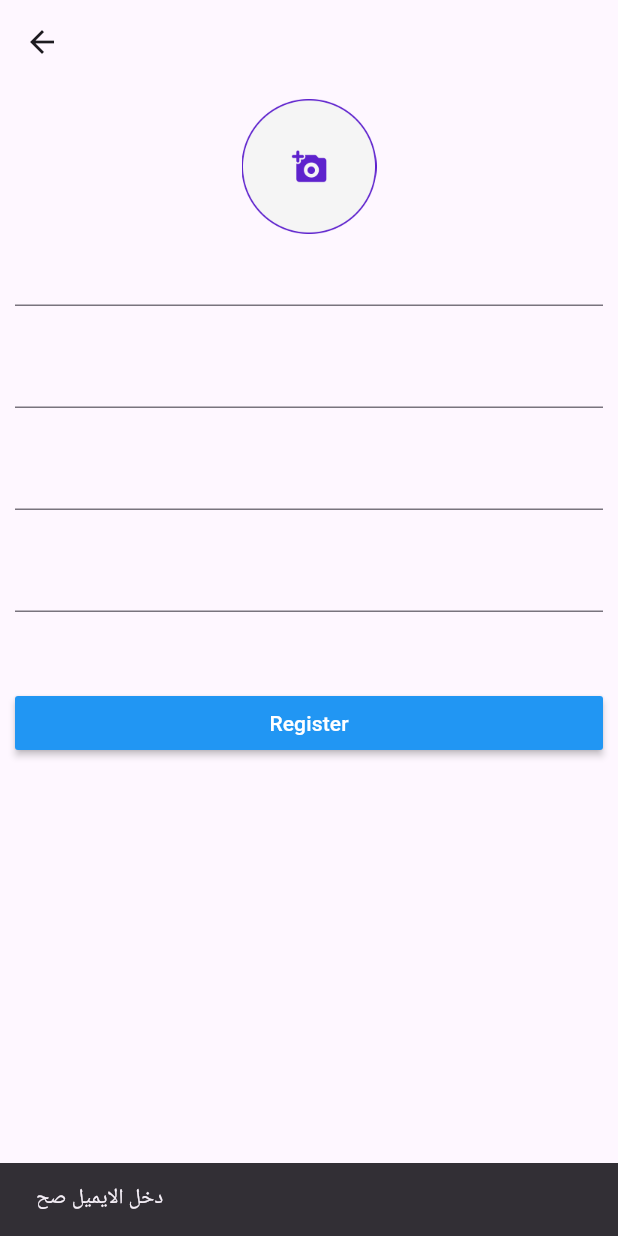
After one commit to ZiadElsaadany/mr-candy-cycle-8, a Flutter app: the RegisterScreen screen opened directly, after a tap on "Register", on a phone screen of 412 x 824 dp. The commit adds this screen. Run offline on Flutter 3.47's test engine with Material 3 defaults, Android fonts, the phone set to English and light mode, and no system bars; our stand-ins replace dartz, flutter_bloc, hive_flutter, image_picker; accounts and stored records are empty.

Commit message:
register done

```diff
--- a/lib/core/apis/endpoints.dart
+++ b/lib/core/apis/endpoints.dart
@@ -1,4 +1,5 @@
 class Endpoints{
   static const String baseUrl ="https://student.valuxapps.com/api/";
   static const String login ="login";
+  static const String register ="register";
 }
--- /dev/null
+++ b/lib/core/assets/png_images.dart
@@ -0,0 +1,3 @@
+class PngImages  {
+  static const String  photoFrame = "assets/images/image.png";
+}
--- /dev/null
+++ b/lib/features/register/data/models/register_model.dart
@@ -0,0 +1,23 @@
+class UserModelToRegister{
+
+  final String name;
+  final String email;
+  final String phone;
+  final String image;
+  final String password;
+
+  UserModelToRegister({required this.name, required this.email, required this.phone, required this.image, required this.password});
+
+
+  Map<String,dynamic> toJson(  ) {
+   return {
+    "name": name,
+    "phone": phone,
+    "email": email,
+    "password": password,
+     "image": image
+  };
+  }
+
+
+}
--- /dev/null
+++ b/lib/features/register/data/repo/register_repo.dart
@@ -0,0 +1,15 @@
+import 'package:dartz/dartz.dart';
+import 'package:mr_candy_cycle_8/features/register/data/models/register_model.dart';
+
+import '../../../../core/failure.dart';
+import '../../../login/data/models/user_model.dart';
+
+abstract class RegisterRepo {
+
+  Future<Either<Failure , UserModel>>     register(
+  {
+    required UserModelToRegister userModelToRegister
+}
+) ;
+
+}
--- /dev/null
+++ b/lib/features/register/presentation/controller/register_cubit.dart
@@ -0,0 +1,58 @@
+import 'dart:convert';
+import 'dart:developer';
+import 'dart:io';
+
+import 'package:flutter_bloc/flutter_bloc.dart';
+import 'package:hive_flutter/adapters.dart';
+import 'package:image_picker/image_picker.dart';
+import 'package:mr_candy_cycle_8/features/register/presentation/controller/register_states.dart';
+
+import '../../data/models/register_model.dart';
+import '../../data/repo/register_repo.dart';
+
+class RegisterCubit extends Cubit<RegisterStates> {
+  RegisterCubit(this.registerRepo) : super(RegisterInitialState());
+
+  final RegisterRepo registerRepo ;
+
+  Future<void> register(
+  {
+   required UserModelToRegister userModelToRegister
+}
+      )  async{
+
+    emit(RegisterLoadingState());
+    var result = await registerRepo.register(
+      userModelToRegister: userModelToRegister
+
+    );
+
+    result.fold((left )  {
+      emit(RegisterFailureState(errorMessage: left.message));
+    } , (right) async{
+      var box = Hive.box("setting");
+   await    box.put("token", right.token);
+
+      emit(RegisterSuccessState(userModel: right));
+    });
+
+
+
+
+  }
+
+  XFile? image;
+  String? base64;
+  final ImagePicker picker = ImagePicker();
+  Future<void> pickProfileImage( ) async{
+    image  = await picker.pickImage(source: ImageSource.camera);
+    if(image!=null ){
+      File imageFile =  File(image!.path);
+      List<int> imageBytes = imageFile.readAsBytesSync();
+      base64 = base64Encode(imageBytes);
+      log("base64 ${base64}");
+    }
+
+    emit(PickedImageState( ));
+  }
+}
--- /dev/null
+++ b/lib/features/register/presentation/controller/register_states.dart
@@ -0,0 +1,18 @@
+import 'package:mr_candy_cycle_8/features/login/data/models/user_model.dart';
+
+abstract class RegisterStates{ }
+class RegisterInitialState extends RegisterStates{ }
+class PickedImageState extends RegisterStates{ }
+class RegisterLoadingState extends RegisterStates{ }
+class RegisterSuccessState extends RegisterStates{
+  final UserModel userModel;
+
+  RegisterSuccessState({required this.userModel});
+
+}
+class RegisterFailureState extends RegisterStates{
+  final String errorMessage ;
+
+  RegisterFailureState({required this.errorMessage});
+
+}
--- /dev/null
+++ b/lib/features/register/presentation/view/register_screen.dart
@@ -0,0 +1,151 @@
+import 'dart:io';
+
+import 'package:flutter/material.dart';
+import 'package:flutter_bloc/flutter_bloc.dart';
+import 'package:image_picker/image_picker.dart';
+import 'package:mr_candy_cycle_8/core/assets/png_images.dart';
+import 'package:mr_candy_cycle_8/features/login/data/repo/login_repo_impelemntation.dart';
+import 'package:mr_candy_cycle_8/features/login/presentation/controller/login_cubit.dart';
+import 'package:mr_candy_cycle_8/features/login/presentation/controller/login_states.dart';
+import 'package:mr_candy_cycle_8/features/register/data/models/register_model.dart';
+
+import '../../data/repo/register_repo_implee.dart';
+import '../controller/register_cubit.dart';
+import '../controller/register_states.dart';
+
+class RegisterScreen extends StatelessWidget {
+  const RegisterScreen({super.key});
+
+  @override
+  Widget build(BuildContext context) {
+    return Scaffold(
+      appBar: AppBar(),
+      body: BlocProvider(
+        create: (context) => RegisterCubit(RegisterRepoImplementation()),
+        child: RegisterBody(),
+      ),
+    );
+  }
+}
+
+class RegisterBody extends StatefulWidget {
+  const RegisterBody({super.key});
+
+  @override
+  State<RegisterBody> createState() => _RegisterBodyState();
+}
+
+class _RegisterBodyState extends State<RegisterBody> {
+  final TextEditingController emailController = TextEditingController();
+  final TextEditingController passwordController = TextEditingController();
+  final TextEditingController nameController = TextEditingController();
+  final TextEditingController phoneController = TextEditingController();
+
+  @override
+  Widget build(BuildContext context) {
+    var registerCubit = BlocProvider.of<RegisterCubit>(context);
+    return ListView(
+      padding: const EdgeInsets.all(10),
+      children: [
+
+
+        BlocBuilder<RegisterCubit, RegisterStates>(
+          builder: (context, state) {
+            return GestureDetector(
+
+              onTap: () async {
+                registerCubit.pickProfileImage();
+              },
+              child:
+
+
+              registerCubit.image == null ? Image.asset(PngImages.photoFrame,
+                height: 90,
+                width: 90,
+              ) :Center(
+                child: ClipOval(
+                  child: Container(
+                    width: 120, // double the radius of the CircleAvatar
+                    height:120,
+                    decoration: BoxDecoration(
+                      image: DecorationImage(
+                        image: FileImage(File(registerCubit.image!.path)),
+                        fit: BoxFit.cover, // This will make the image cover the entire circle
+                      ),
+                    ),
+                  ),
+                ),
+              ),
+            );
+          },
+        ),
+        TextFormField(
+          controller: nameController,
+        ),
+        const SizedBox(
+          height: 20,
+        ),
+        TextFormField(
+          controller: phoneController,
+        ),
+        const SizedBox(
+          height: 20,
+        ),
+        TextFormField(
+          controller: emailController,
+        ),
+        const SizedBox(
+          height: 20,
+        ),
+        TextFormField(
+          controller: passwordController,
+        ),
+        const SizedBox(
+          height: 50,
+        ),
+        BlocConsumer<RegisterCubit, RegisterStates>(
+          listener: (context, state) {
+            if (state is RegisterFailureState) {
+              ScaffoldMessenger.of(context)
+                  .showSnackBar(SnackBar(content: Text(state.errorMessage)));
+            } else if (state is RegisterSuccessState) {
+              ScaffoldMessenger.of(context).showSnackBar(
+                  const SnackBar(content: Text("تم انشاء الحساب بنجاح")));
+            }
+          },
+          builder: (context, state) {
+            return state is RegisterLoadingState
+                ? const Center(child: CircularProgressIndicator())
+                : MaterialButton(
+              color: Colors.blue,
+              textColor: Colors.white,
+              onPressed: () {
+                final bool emailValid =
+                RegExp(r"^[a-zA-Z0-9.a-zA-Z0-9.!#$%&'*+-/=?^_`{|}~]+@[a-zA-Z0-9]+\.[a-zA-Z]+")
+                    .hasMatch(emailController.text.trim());
+
+                if(!emailValid){
+                  ScaffoldMessenger.of(context).showSnackBar(SnackBar(content: Text("دخل الايميل صح")));
+                }
+              else  if(registerCubit.base64==null) {
+                  // show SnackBar
+                }else{
+                  BlocProvider.of<RegisterCubit>(context).register(
+                      userModelToRegister: UserModelToRegister(
+                          name: nameController.text.trim(),
+                          email: emailController.text.trim(),
+                          phone: phoneController.text.trim(),
+                          image: registerCubit.base64!,
+                          password: passwordController.text.trim()));
+                }
+
+              },
+              child: Text("Register"),
+            );
+          },
+        ),
+        // TextButton(onPressed: () {}, child: Text("انشاء حساب"))
+      ],
+    );
+  }
+}
--- a/pubspec.yaml
+++ b/pubspec.yaml
@@ -38,6 +38,8 @@ dependencies:
   dartz: ^0.10.1
   http: ^1.2.2
   flutter_bloc: ^8.1.6
+  image_picker: ^1.1.2
+  hive_flutter: ^1.1.0
 
 dev_dependencies:
   flutter_test:
@@ -62,8 +64,8 @@ flutter:
   uses-material-design: true
 
   # To add assets to your application, add an assets section, like this:
-  # assets:
-  #   - images/a_dot_burr.jpeg
+  assets:
+   - assets/images/
   #   - images/a_dot_ham.jpeg
 
   # An image asset can refer to one or more resolution-specific "variants", see
```
Also changed, not shown: lib/features/login/presentation/views/login_screen.dart (+12 -2 lines), lib/features/register/data/repo/register_repo_implee.dart (added, +42 -0 lines), lib/main.dart (+13 -2 lines), assets/images/image.png (added), pubspec.lock, 5 other files.
